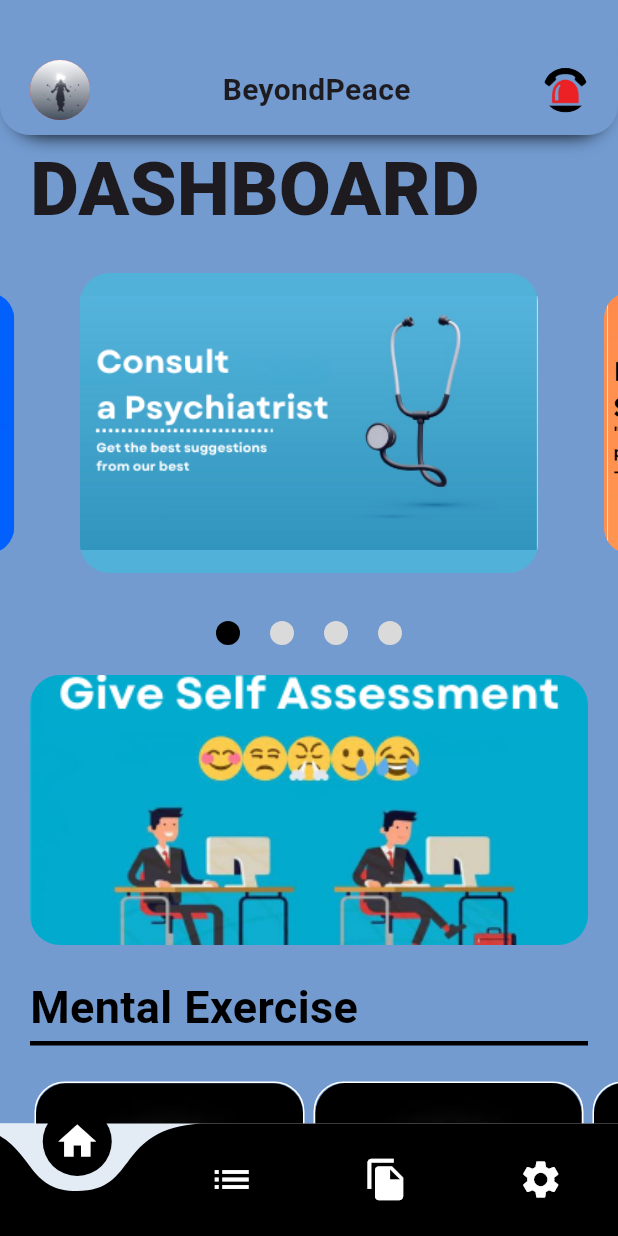
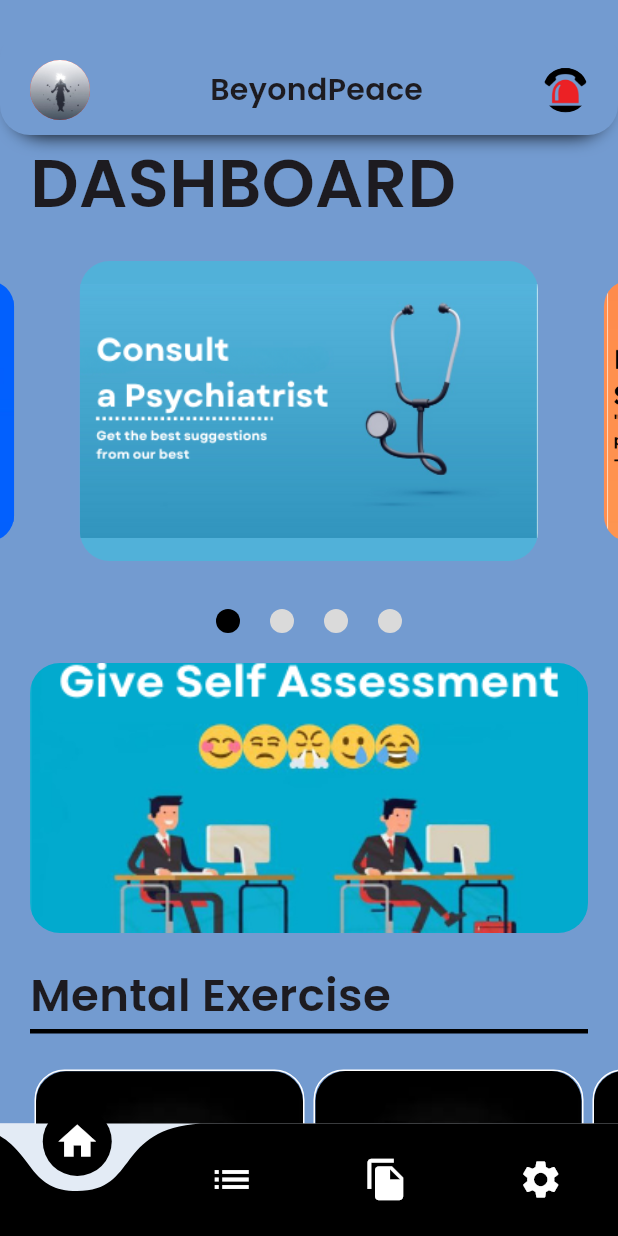
Before and after one commit to shoaib-inamdar/beyondpeaceapp, a Flutter app: the screen it shows once a user with an empty profile is signed in, on a phone screen of 412 x 824 dp. Run offline on Flutter 3.47's test engine with Material 3 defaults, Android fonts, the phone set to English and light mode, and no system bars; drawn by our look-alikes of carousel_slider, curved_navigation_bar, smooth_page_indicator; our stand-ins replace audio_video_progress_bar, audioplayers, chewie, cloud_firestore, file_picker, firebase_auth and 9 more; missing offline and left inert: easy_pdf_viewer, flutter_phone_direct_caller, vertical_card_pager; accounts and stored records are empty.

Commit message:
google fonts added

```diff
--- a/lib/pages/homepage.dart
+++ b/lib/pages/homepage.dart
@@ -12,8 +12,10 @@ import 'package:firebase_auth/firebase_auth.dart';
 import 'package:flutter/material.dart';
 import 'package:carousel_slider/carousel_slider.dart';
 import 'package:flutter_phone_direct_caller/flutter_phone_direct_caller.dart';
+import 'package:google_fonts/google_fonts.dart';
 import 'package:smooth_page_indicator/smooth_page_indicator.dart';
 import 'package:vertical_card_pager/vertical_card_pager.dart';
+// import 'package:Google';
 
 class Homepage extends StatefulWidget {
   const Homepage({super.key});
@@ -25,12 +27,16 @@ class Homepage extends StatefulWidget {
 class _HomepageState extends State<Homepage> {
   int activeIndex = 0;
   final List<String> titles = [
+    "demo",
     "",
     "",
     "",
     "",
   ];
   final List<Widget> ewidget = [
+    Ecall(
+      image: "assets/images/ultragoku.jpg",
+    ),
     Ecall(
       image: "assets/images/ambulance.png",
     ),
@@ -128,7 +134,7 @@ class _HomepageState extends State<Homepage> {
                       ),
                       Text(
                         "BeyondPeace",
-                        style: TextStyle(
+                        style: GoogleFonts.poppins(
                             fontSize: 20, fontWeight: FontWeight.w600),
                       ),
                       GestureDetector(
@@ -146,17 +152,21 @@ class _HomepageState extends State<Homepage> {
                                   onSelectedItem: (index) {
                                     if (index == 0) {
                                       FlutterPhoneDirectCaller.callNumber(
-                                          '102');
+                                          '+917841932960');
                                     }
                                     if (index == 1) {
                                       FlutterPhoneDirectCaller.callNumber(
-                                          '100');
+                                          '102');
                                     }
                                     if (index == 2) {
                                       FlutterPhoneDirectCaller.callNumber(
+                                          '100');
+                                    }
+                                    if (index == 3) {
+                                      FlutterPhoneDirectCaller.callNumber(
                                           '101');
                                     }
-                                    if (index == 3) {
+                                    if (index == 4) {
                                       FlutterPhoneDirectCaller.callNumber(
                                           '181');
                                     }
@@ -183,11 +193,8 @@ class _HomepageState extends State<Homepage> {
                 padding: const EdgeInsets.only(left: 20),
                 child: Text(
                   "DASHBOARD",
-                  style: TextStyle(
-                      // color: Colors.white,
-                      // decoration: TextDecoration.underline,
-                      fontSize: 50,
-                      fontWeight: FontWeight.w900),
+                  style: GoogleFonts.poppins(
+                      fontWeight: FontWeight.w600, fontSize: 45),
                 ),
               ),
               SizedBox(
@@ -243,12 +250,10 @@ class _HomepageState extends State<Homepage> {
                 padding: const EdgeInsets.only(
                   left: 20,
                 ),
-                child: const Text(
+                child: Text(
                   'Mental Exercise',
-                  style: TextStyle(
-                      color: Colors.black,
-                      fontSize: 30,
-                      fontWeight: FontWeight.bold),
+                  style: GoogleFonts.poppins(
+                      fontSize: 30, fontWeight: FontWeight.w600),
                 ),
               ),
               Padding(
@@ -347,11 +352,10 @@ class _HomepageState extends State<Homepage> {
                                     BorderRadius.all(Radius.circular(20)),
                                 color: const Color.fromARGB(115, 205, 198, 198),
                               ),
-                              child: Text('Communicate With a Doctor',
-                                  style: TextStyle(
-                                      fontWeight: FontWeight.bold,
-                                      fontSize: 24,
-                                      color: Colors.black),
+                              child: Text('Consult a Specialist',
+                                  style: GoogleFonts.poppins(
+                                      fontSize: 27,
+                                      fontWeight: FontWeight.w600),
                                   textAlign: TextAlign.center),
                             ),
                           ),
@@ -374,10 +378,10 @@ class _HomepageState extends State<Homepage> {
                           ),
                           child: Text(
                             'Special  Events',
-                            style: TextStyle(
-                                fontWeight: FontWeight.bold,
-                                fontSize: 24,
-                                color: Colors.white),
+                            style: GoogleFonts.poppins(
+                                fontSize: 27,
+                                color: Color(0xffffffff),
+                                fontWeight: FontWeight.w600),
                             textAlign: TextAlign.center,
                           ),
                         ),
@@ -389,12 +393,10 @@ class _HomepageState extends State<Homepage> {
 
               Padding(
                 padding: const EdgeInsets.only(left: 20, top: 10),
-                child: const Text(
+                child: Text(
                   'MUSIC',
-                  style: TextStyle(
-                      color: Colors.black,
-                      fontSize: 30,
-                      fontWeight: FontWeight.bold),
+                  style: GoogleFonts.poppins(
+                      fontSize: 30, fontWeight: FontWeight.w600),
                 ),
               ),
               Padding(
@@ -496,10 +498,10 @@ class _HomepageState extends State<Homepage> {
                                 // color: const Color.fromARGB(255, 169, 150, 150),
                               ),
                               child: Text('Nearby Hospitals',
-                                  style: TextStyle(
-                                      fontWeight: FontWeight.bold,
-                                      fontSize: 24,
-                                      color: Colors.white),
+                                  style: GoogleFonts.poppins(
+                                      fontSize: 27,
+                                      fontWeight: FontWeight.w600,
+                                      color: Color(0xffffffff)),
                                   textAlign: TextAlign.center),
                             ),
                           ),
@@ -522,11 +524,9 @@ class _HomepageState extends State<Homepage> {
                             color: Color(0xffdadada),
                           ),
                           child: Text(
-                            'Record of Medical Reports',
-                            style: TextStyle(
-                                fontWeight: FontWeight.bold,
-                                fontSize: 24,
-                                color: Colors.black),
+                            'Medical Reports',
+                            style: GoogleFonts.poppins(
+                                fontSize: 30, fontWeight: FontWeight.w600),
                             textAlign: TextAlign.center,
                           ),
                         ),
@@ -549,13 +549,16 @@ class _HomepageState extends State<Homepage> {
         child: InkWell(
           onTap: () {
             if (index == 0) {
-              Navigator.pushNamed(context, Myroutes.mentalmusicroute);
+              Navigator.pushNamed(context, Myroutes.doctorcommunicateroute);
             } else if (index == 1) {
               Navigator.pushNamed(context, Myroutes.mentalexerciseroute);
             } else if (index == 2) {
-              Navigator.pushNamed(context, Myroutes.doctorcommunicateroute);
+              Navigator.push(
+                context,
+                MaterialPageRoute(builder: (context) => MusicApp()),
+              );
             } else if (index == 3) {
-              Navigator.pushNamed(context, Myroutes.musicroute);
+              Navigator.pushNamed(context, Myroutes.filestoreroute);
             }
           },
           child: Container(
--- a/lib/pages/mainpage.dart
+++ b/lib/pages/mainpage.dart
@@ -2,7 +2,10 @@
 import 'package:beyondpeace/components/drawerpage.dart';
 import 'package:beyondpeace/pages/Maps/Maps.dart';
 import 'package:beyondpeace/pages/assesment.dart';
+import 'package:beyondpeace/pages/doctor.dart';
+import 'package:beyondpeace/pages/filestore.dart';
 import 'package:beyondpeace/pages/login_or_register.dart';
+import 'package:beyondpeace/pages/noname.dart';
 import 'package:curved_navigation_bar/curved_navigation_bar.dart';
 import 'package:beyondpeace/pages/homepage.dart';
 // import 'package:beyondpeace/pages/login.dart';
@@ -27,7 +30,7 @@ class _MainpageState extends State<Mainpage> {
     });
   }
 
-  final _pages = [Homepage(), Maps(), Assesmentpage(), LoginRegister()];
+  final _pages = [Homepage(), Doctorcall(), Filestorepage(), Nonamepage()];
   @override
   Widget build(BuildContext context) {
     return Scaffold(
--- a/pubspec.yaml
+++ b/pubspec.yaml
@@ -65,6 +65,7 @@ dependencies:
   audio_video_progress_bar: ^2.0.2
   just_audio: ^0.9.37
   youtube_player_flutter: ^9.0.0
+  google_fonts: 4.0.4
 
 dev_dependencies:
   flutter_test:
```
Also changed, not shown: pubspec.lock, 2 other files.
